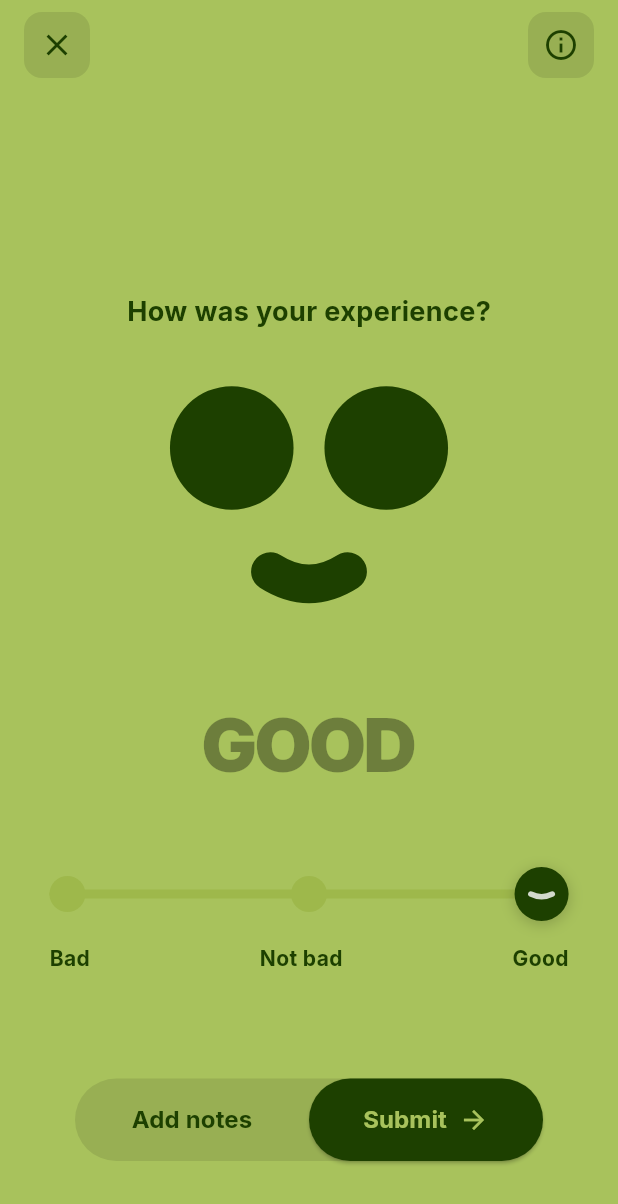
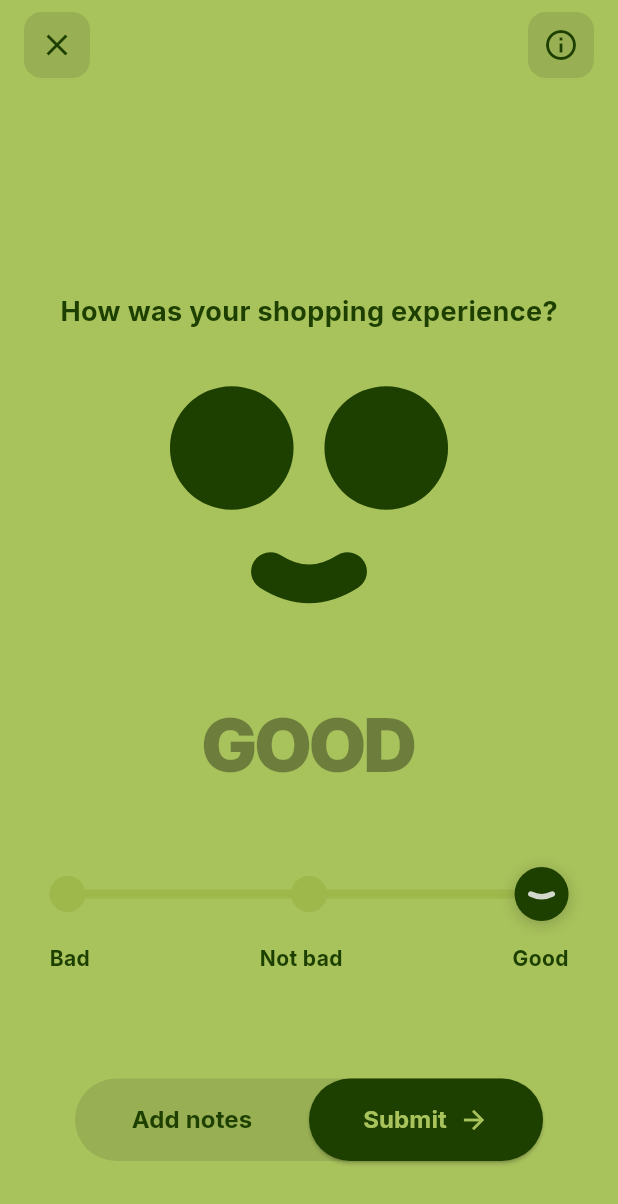
Before and after one commit to Ionic-Errrrs-Code/animated-app-rating-screen, a Flutter app: the screen it shows after launch, on a phone screen of 412 x 824 dp. Shown: the top 1204 px of the screen. Run offline on Flutter 3.47's test engine with Material 3 defaults, Android fonts, the phone set to English and light mode, and no system bars; drawn by our look-alikes of flutter_animate; our stand-ins replace google_fonts.

Commit message:
Update experience prompt text for clarity on shopping experience

```diff
--- a/lib/screens/rate_experience_screen.dart
+++ b/lib/screens/rate_experience_screen.dart
@@ -103,7 +103,7 @@ class _RateExperienceScreenState extends State<RateExperienceScreen> {
                       children: [
                         const Spacer(flex: 2),
                         Text(
-                          isSubmitted ? ' ' : 'How was your experience?', // Hide text when submitted
+                          isSubmitted ? ' ' : 'How was your shopping experience?', // Hide text when submitted
                           style: GoogleFonts.inter(
                             color: darkColor,
                             fontSize: 18,
```
